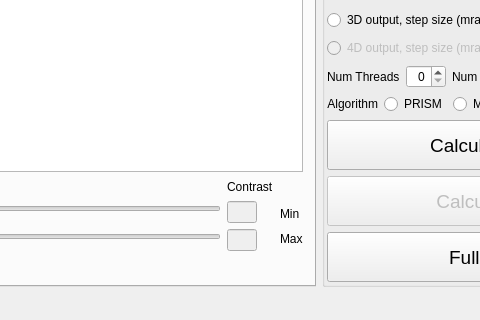
Qt form Qt/prismmainwindow.ui (prism-em/prismatic) before a commit; both pictures show x 283 to 763 and y 553 to 873 of the 1000 by 873 pixel window.
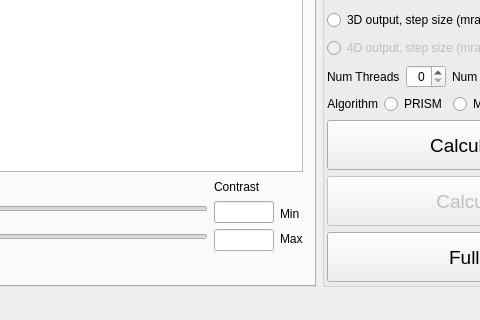
The same form after that commit.

Patch:
```diff
--- a/Qt/prismmainwindow.ui
+++ b/Qt/prismmainwindow.ui
@@ -144,11 +144,11 @@
               <item>
                <widget class="QLineEdit" name="lineEdit_5">
                 <property name="enabled">
-                 <bool>false</bool>
+                 <bool>true</bool>
                 </property>
                 <property name="maximumSize">
                  <size>
-                  <width>30</width>
+                  <width>60</width>
                   <height>16777215</height>
                  </size>
                 </property>
@@ -157,11 +157,11 @@
               <item>
                <widget class="QLineEdit" name="lineEdit_6">
                 <property name="enabled">
-                 <bool>false</bool>
+                 <bool>true</bool>
                 </property>
                 <property name="maximumSize">
                  <size>
-                  <width>30</width>
+                  <width>60</width>
                   <height>16777215</height>
                  </size>
                 </property>
```
Left out of the diff: 4 changed lines with no effect on the pictures.
